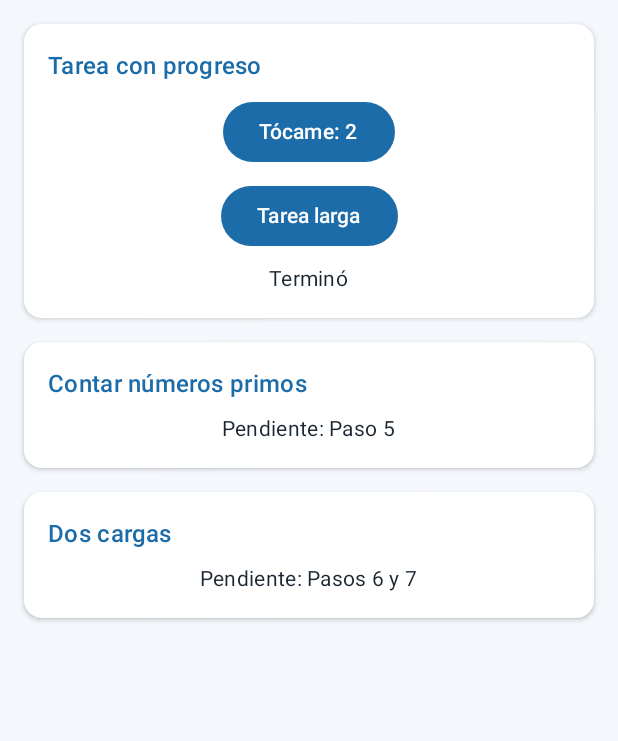
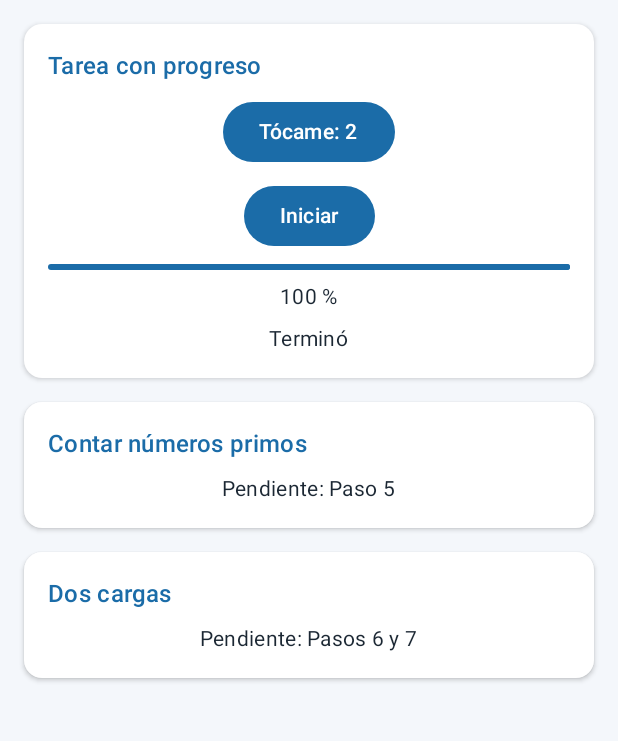
Before and after one commit to AntonioPromaweb/CentroTareas, an Android app built with Jetpack Compose: the screen it shows after launch (MainActivity), after a tap on an icon or button, on a phone screen of 412 x 824 dp, the part 96-837 px from its top. Run offline under Robolectric (Android 15) with nearby library versions, the phone set to English and light mode, and no system bars; 2 other taps on this screen came first.

Commit message:
feat(progreso): agrega barra de progreso con StateFlow

```diff
--- a/app/src/main/java/com/vasquez/centrotareas/ui/PantallaTareas.kt
+++ b/app/src/main/java/com/vasquez/centrotareas/ui/PantallaTareas.kt
@@ -10,6 +10,7 @@ import androidx.compose.foundation.verticalScroll
 import androidx.compose.material3.Button
 import androidx.compose.material3.Card
 import androidx.compose.material3.CardDefaults
+import androidx.compose.material3.LinearProgressIndicator
 import androidx.compose.material3.ExperimentalMaterial3Api
 import androidx.compose.material3.MaterialTheme
 import androidx.compose.material3.Scaffold
@@ -31,6 +32,7 @@ import com.vasquez.centrotareas.viewmodel.TareasViewModel
 @Composable
 fun PantallaTareas(vm: TareasViewModel) {
     val mensaje by vm.mensaje.collectAsState()
+    val progreso by vm.progreso.collectAsState()
     // Contador de la "prueba de vida": si deja de sumar, la pantalla está congelada
     var toques by rememberSaveable { mutableIntStateOf(0) }
 
@@ -54,9 +56,17 @@ fun PantallaTareas(vm: TareasViewModel) {
             verticalArrangement = Arrangement.spacedBy(16.dp)
         ) {
             TarjetaTarea(titulo = "Tarea con progreso") {
-                // TODO Pasos 2 a 4: Iniciar / Cancelar y la barra de progreso
+                // TODO Paso 4: botón Cancelar
                 Button(onClick = { toques++ }) { Text("Tócame: $toques") }
-                Button(onClick = { vm.tareaLarga() }) { Text("Tarea larga") }
+                Button(onClick = { vm.tareaLarga() }) { Text("Iniciar") }
+                LinearProgressIndicator(
+                    progress = { progreso },
+                    modifier = Modifier.fillMaxWidth()
+                )
+                Text(
+                    text = "${(progreso * 100).toInt()} %",
+                    style = MaterialTheme.typography.bodyMedium
+                )
                 Text(text = mensaje, style = MaterialTheme.typography.bodyMedium)
             }
 
--- a/app/src/main/java/com/vasquez/centrotareas/viewmodel/TareasViewModel.kt
+++ b/app/src/main/java/com/vasquez/centrotareas/viewmodel/TareasViewModel.kt
@@ -20,24 +20,32 @@ class TareasViewModel(private val repo: TareasRepository) : ViewModel() {
     private val _mensaje = MutableStateFlow("Listo")
     val mensaje: StateFlow<String> = _mensaje.asStateFlow()
 
-    // Paso 2: la misma tarea, pero bien hecha. viewModelScope.launch arranca una corrutina
-    // (empieza en el hilo principal) y withContext cambia a un hilo de segundo plano solo
-    // para la espera. delay SUSPENDE la corrutina sin bloquear ningún hilo, así que la
-    // pantalla sigue dibujando y atendiendo toques.
+    // Paso 3: progreso de 0f a 1f. Se expone solo la versión de lectura (StateFlow);
+    // el único que lo modifica es el ViewModel.
+    private val _progreso = MutableStateFlow(0f)
+    val progreso: StateFlow<Float> = _progreso.asStateFlow()
+
+    // Pasos 2 y 3: viewModelScope.launch arranca una corrutina (empieza en el hilo principal)
+    // y withContext cambia a un hilo de segundo plano para el trabajo. delay SUSPENDE la
+    // corrutina sin bloquear ningún hilo, así que la pantalla sigue dibujando y atendiendo
+    // toques. 100 vueltas x 40 ms = 4 segundos, y cada vuelta avanza la barra un 1 %.
     fun tareaLarga() {
         viewModelScope.launch {
+            _progreso.value = 0f
             _mensaje.value = "Trabajando..."
             Log.d("HILO", "Antes: ${Thread.currentThread().name}")
             withContext(Dispatchers.Default) {
                 Log.d("HILO", "Dentro: ${Thread.currentThread().name}")
-                delay(4000)
+                for (i in 1..100) {
+                    delay(40)
+                    _progreso.value = i / 100f
+                }
             }
             Log.d("HILO", "Despues: ${Thread.currentThread().name}")
             _mensaje.value = "Terminó"
         }
     }
 
-    // TODO Paso 3: progreso
     // TODO Paso 4: trabajo (Job), corriendo y cancelar()
 
     // ----- Contar primos (paso 5)
```
